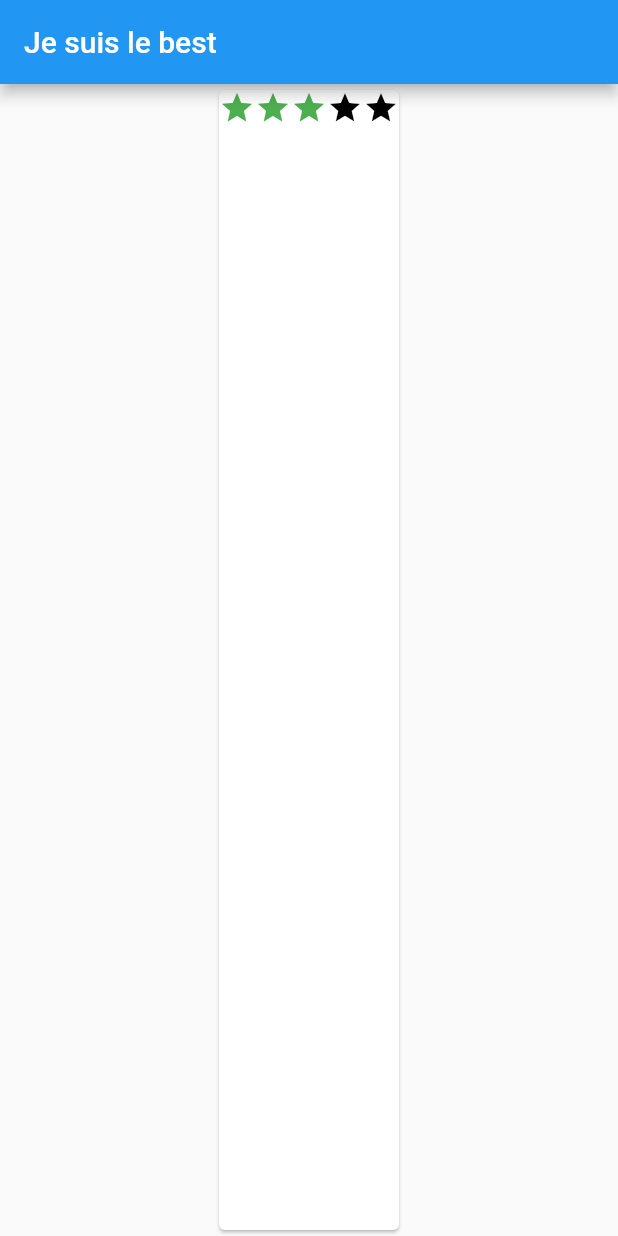
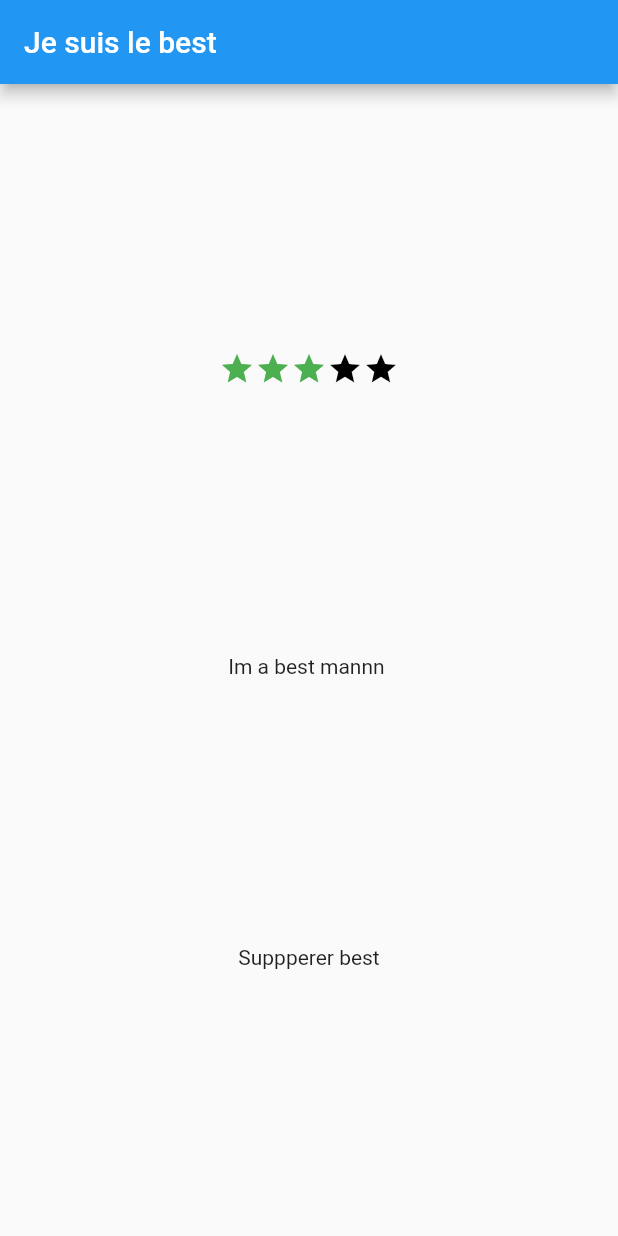
Before and after one commit to maoakeEnterprise/Learning-Dart-Flutter, a Flutter app: the screen it shows after launch, on a phone screen of 412 x 824 dp. Run offline on Flutter 3.47's test engine with Material 2 defaults, Android fonts, the phone set to English and light mode, and no system bars.

Commit message:
Ca avance bien ou joue avec les widgets

```diff
--- a/flutter_app_learning/lib/main.dart
+++ b/flutter_app_learning/lib/main.dart
@@ -38,15 +38,20 @@ Widget buildHomePage(String titlevar){
       title: Text(titlevar),
     ),
     body: Center(
-      child: Card(
-        child: Column(
-          crossAxisAlignment: CrossAxisAlignment.center,
-          children: [
-            stars,
-          ],
-        ),
-
-
+      child: Row(
+        mainAxisAlignment: MainAxisAlignment.center,
+        crossAxisAlignment: CrossAxisAlignment.center,
+        children: [
+          Column(
+            mainAxisAlignment: MainAxisAlignment.spaceEvenly,
+            crossAxisAlignment: CrossAxisAlignment.center,
+            children: [
+              stars,
+              Text('Im a best mannn '),
+              Text('Suppperer best'),
+            ],
+          ),
+        ],
       ),
     ),
   );
```
